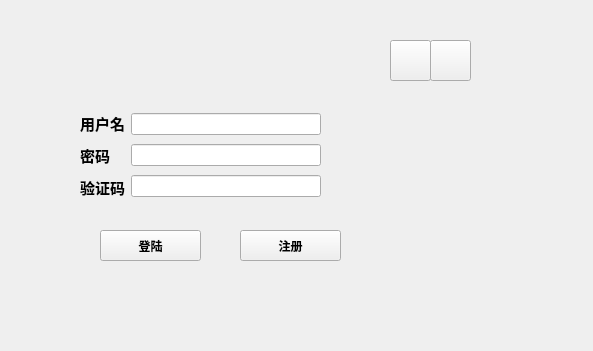
entropy2333/MyCloud, file qt/UI/login.ui: the form before one commit.
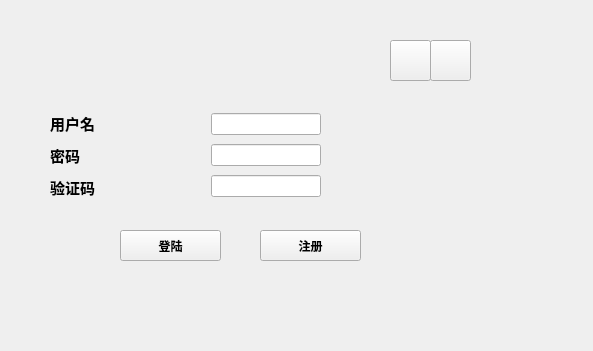
The form after the commit.

Patch:
```diff
--- a/qt/UI/login.ui
+++ b/qt/UI/login.ui
@@ -29,7 +29,7 @@
     <widget class="QPushButton" name="pushButton">
      <property name="geometry">
       <rect>
-       <x>90</x>
+       <x>110</x>
        <y>150</y>
        <width>101</width>
        <height>31</height>
@@ -49,7 +49,7 @@
     <widget class="QPushButton" name="pushButton_2">
      <property name="geometry">
       <rect>
-       <x>230</x>
+       <x>250</x>
        <y>150</y>
        <width>101</width>
        <height>31</height>
@@ -76,12 +76,12 @@
       </rect>
      </property>
     </widget>
-    <widget class="QWidget" name="">
+    <widget class="QWidget" name="layoutWidget">
      <property name="geometry">
       <rect>
-       <x>70</x>
+       <x>40</x>
        <y>30</y>
-       <width>241</width>
+       <width>271</width>
        <height>90</height>
       </rect>
      </property>
@@ -135,6 +135,19 @@
         </item>
        </layout>
       </item>
+      <item>
+       <spacer name="horizontalSpacer">
+        <property name="orientation">
+         <enum>Qt::Horizontal</enum>
+        </property>
+        <property name="sizeHint" stdset="0">
+         <size>
+          <width>40</width>
+          <height>20</height>
+         </size>
+        </property>
+       </spacer>
+      </item>
       <item>
        <layout class="QVBoxLayout" name="verticalLayout_2">
         <item>
```
